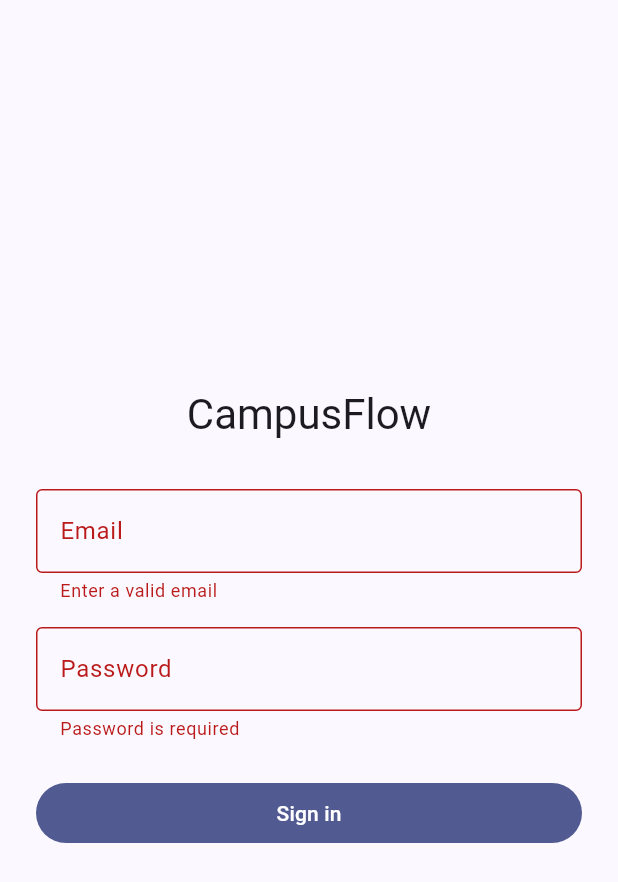
After one commit to Laureelo/campusflow, a Flutter app: the LoginScreen screen opened by its route, after a tap on "Sign in", on a phone screen of 412 x 824 dp. The commit adds this screen. Shown: the top 882 px of the screen. Run offline on Flutter 3.47's test engine with Material 3 defaults, Android fonts, the phone set to English and light mode, and no system bars; our stand-ins replace flutter_riverpod, go_router.

Commit message:
Add the /login route with a sign in form

```diff
--- a/seance-6-riverpod/lib/router/app_router.dart
+++ b/seance-6-riverpod/lib/router/app_router.dart
@@ -2,6 +2,7 @@ import 'package:go_router/go_router.dart';
 
 import '../screens/courses_list.dart';
 import '../screens/deadlines_screen.dart';
+import '../screens/login_screen.dart';
 import '../screens/profile_screen.dart';
 import '../screens/shell_scaffold.dart';
 import '../screens/task_detail.dart';
@@ -11,6 +12,7 @@ GoRouter buildRouter() {
   return GoRouter(
     initialLocation: '/taches',
     routes: [
+      GoRoute(path: '/login', builder: (context, state) => const LoginScreen()),
       ShellRoute(
         builder: (context, state, child) => ShellScaffold(child: child),
         routes: [
--- /dev/null
+++ b/seance-6-riverpod/lib/screens/login_screen.dart
@@ -0,0 +1,92 @@
+import 'package:flutter/material.dart';
+import 'package:go_router/go_router.dart';
+
+class LoginScreen extends StatefulWidget {
+  const LoginScreen({super.key});
+
+  @override
+  State<LoginScreen> createState() => _LoginScreenState();
+}
+
+class _LoginScreenState extends State<LoginScreen> {
+  final _formKey = GlobalKey<FormState>();
+  final _emailController = TextEditingController();
+  final _passwordController = TextEditingController();
+
+  @override
+  void dispose() {
+    _emailController.dispose();
+    _passwordController.dispose();
+    super.dispose();
+  }
+
+  void _submit() {
+    if (!_formKey.currentState!.validate()) return;
+    context.go('/taches');
+  }
+
+  @override
+  Widget build(BuildContext context) {
+    return Scaffold(
+      body: SafeArea(
+        child: Center(
+          child: SingleChildScrollView(
+            padding: const EdgeInsets.all(24),
+            child: ConstrainedBox(
+              constraints: const BoxConstraints(maxWidth: 400),
+              child: Form(
+                key: _formKey,
+                child: Column(
+                  mainAxisSize: MainAxisSize.min,
+                  crossAxisAlignment: CrossAxisAlignment.stretch,
+                  children: [
+                    Text(
+                      'CampusFlow',
+                      style: Theme.of(context).textTheme.headlineMedium,
+                      textAlign: TextAlign.center,
+                    ),
+                    const SizedBox(height: 32),
+                    TextFormField(
+                      controller: _emailController,
+                      keyboardType: TextInputType.emailAddress,
+                      decoration: const InputDecoration(
+                        labelText: 'Email',
+                        border: OutlineInputBorder(),
+                      ),
+                      validator: (value) {
+                        if (value == null || !value.contains('@')) {
+                          return 'Enter a valid email';
+                        }
+                        return null;
+                      },
+                    ),
+                    const SizedBox(height: 16),
+                    TextFormField(
+                      controller: _passwordController,
+                      obscureText: true,
+                      decoration: const InputDecoration(
+                        labelText: 'Password',
+                        border: OutlineInputBorder(),
+                      ),
+                      validator: (value) {
+                        if (value == null || value.isEmpty) {
+                          return 'Password is required';
+                        }
+                        return null;
+                      },
+                    ),
+                    const SizedBox(height: 24),
+                    FilledButton(
+                      onPressed: _submit,
+                      child: const Text('Sign in'),
+                    ),
+                  ],
+                ),
+              ),
+            ),
+          ),
+        ),
+      ),
+    );
+  }
+}
```
Also changed, not shown: 1 other file.
